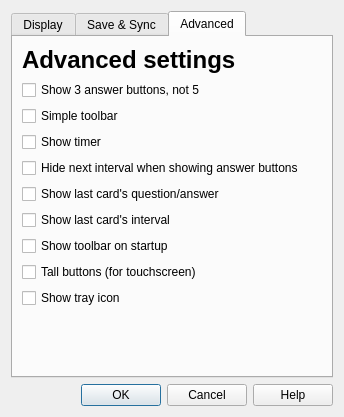
Qt form designer/preferences.ui (ankitects/anki) before a commit.
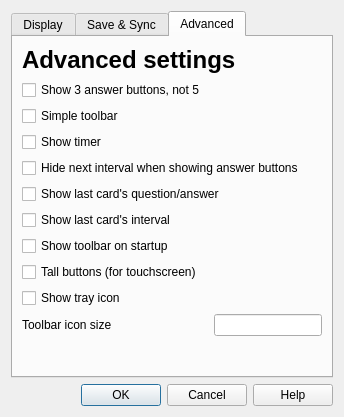
The same form after that commit. The open tabs and pages were chosen to show the change.

```diff
--- a/designer/preferences.ui
+++ b/designer/preferences.ui
@@ -462,6 +462,13 @@
            </property>
           </widget>
          </item>
+         <item row="2" column="0" >
+          <widget class="QCheckBox" name="simpleToolbar" >
+           <property name="text" >
+            <string>Simple toolbar</string>
+           </property>
+          </widget>
+         </item>
          <item row="3" column="0" >
           <widget class="QCheckBox" name="showTimer" >
            <property name="text" >
@@ -511,13 +518,33 @@
            </property>
           </widget>
          </item>
-         <item row="2" column="0" >
-          <widget class="QCheckBox" name="simpleToolbar" >
+        </layout>
+       </item>
+       <item>
+        <layout class="QHBoxLayout" name="horizontalLayout" >
+         <item>
+          <widget class="QLabel" name="label_11" >
            <property name="text" >
-            <string>Simple toolbar</string>
+            <string>Toolbar icon size</string>
            </property>
           </widget>
          </item>
+         <item>
+          <spacer name="horizontalSpacer" >
+           <property name="orientation" >
+            <enum>Qt::Horizontal</enum>
+           </property>
+           <property name="sizeHint" stdset="0" >
+            <size>
+             <width>40</width>
+             <height>20</height>
+            </size>
+           </property>
+          </spacer>
+         </item>
+         <item>
+          <widget class="QLineEdit" name="toolbarIconSize" />
+         </item>
         </layout>
        </item>
        <item>
@@ -548,8 +575,6 @@
     </widget>
    </item>
   </layout>
-  <zorder>buttonBox</zorder>
-  <zorder>tabWidget</zorder>
  </widget>
  <tabstops>
   <tabstop>tabWidget</tabstop>
```
Left out of the diff: 41 changed lines with no effect on the pictures.
